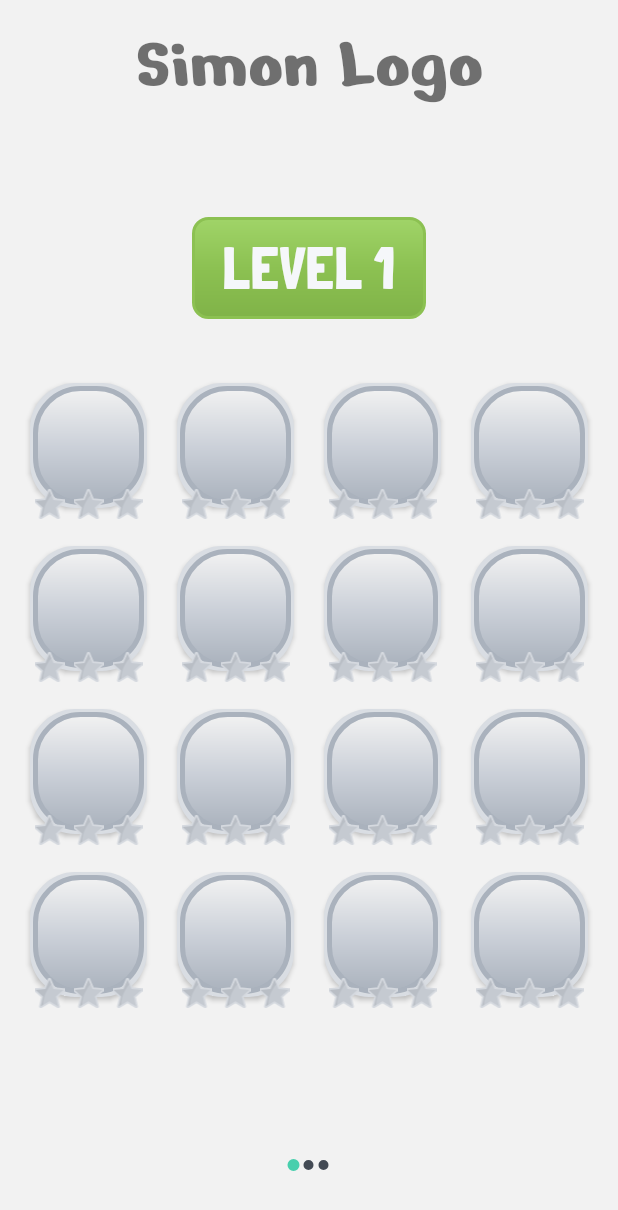
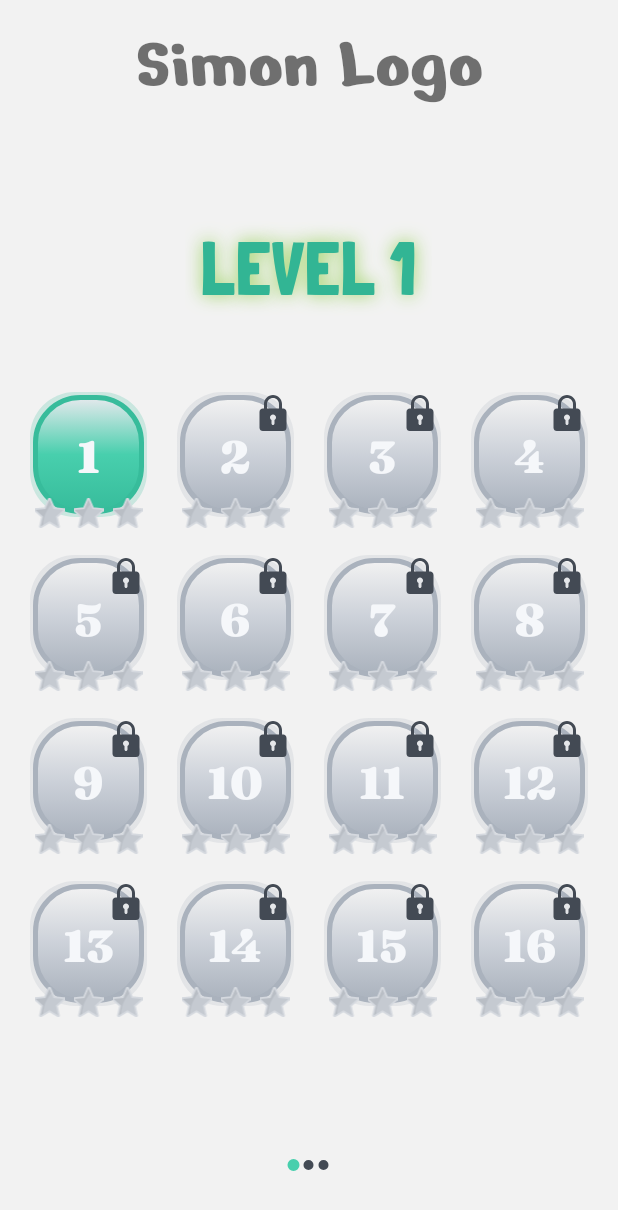
Before and after one commit to chenashkenazi/FinalProject, an Android app: the LevelsFragment screen opened directly, with no data from a screen before it, on a phone screen of 412 x 824 dp. Shown: the top 1210 px of the screen. Run offline under Robolectric (Android 15) with nearby library versions, the phone set to English and light mode, and no system bars.

Commit message:
הוספתי כמה דברים

```diff
--- a/app/src/main/java/com/example/finalproject/Level.java
+++ b/app/src/main/java/com/example/finalproject/Level.java
@@ -7,11 +7,9 @@ public class Level implements Parcelable {
 
     private String title;
     private SubLevel[] subLevels;
-    private boolean isLocked;
 
     public Level(String title) {
         this.title = title;
-        isLocked = true;
     }
 
     public String getTitle() {
@@ -28,14 +26,6 @@ public class Level implements Parcelable {
 
     public void setSubLevels(SubLevel[] subLevels) {
         this.subLevels = subLevels;
-    }
-
-    public boolean isLocked() {
-        return isLocked;
-    }
-
-    public void setLocked(boolean locked) {
-        isLocked = locked;
     }
 
     protected Level(Parcel in) {
--- a/app/src/main/java/com/example/finalproject/LevelsFragment.java
+++ b/app/src/main/java/com/example/finalproject/LevelsFragment.java
@@ -1,6 +1,7 @@
 package com.example.finalproject;
 
 import android.content.Context;
+import android.graphics.drawable.Drawable;
 import android.os.Bundle;
 import android.view.LayoutInflater;
 import android.view.View;
@@ -15,7 +16,10 @@ import android.widget.Toast;
 
 import androidx.annotation.NonNull;
 import androidx.annotation.Nullable;
+import androidx.core.content.ContextCompat;
 import androidx.fragment.app.Fragment;
+
+import java.util.Objects;
 
 /*Here we're going to create the fragment for each level.
  each level will contains:
@@ -55,7 +59,11 @@ public class LevelsFragment extends Fragment{
     private GridView gridView;
     private Level level;
 
-    private final String[] levels = {"1","2","3","4","5","6","7","8","9","10","11","12","13","14","15","16"};
+    //private final String[] levels = {"1","2","3","4","5","6","7","8","9","10","11","12","13","14","15","16"};
+
+    private final SubLevel[] subLevels = new SubLevel[16];
+
+    private int number_of_subLevels_completed = 0;
 
     //creating a new fragment instance
     public static LevelsFragment getInstance(Level level){
@@ -85,6 +93,16 @@ public class LevelsFragment extends Fragment{
             //set our global Level object
             level = getArguments().getParcelable("level");
         }
+
+        for (int i=0 ; i<16 ; i++){
+            subLevels[i] = new SubLevel(i);
+        }
+        /*subLevels[0].setComplete(true);
+        subLevels[0].setStars(1);
+        subLevels[1].setComplete(true);
+        subLevels[1].setStars(3);
+        subLevels[2].setComplete(true);
+        subLevels[2].setStars(2);*/
     }
 
     @Nullable
@@ -117,9 +135,15 @@ public class LevelsFragment extends Fragment{
                     //..
                     //לשלוח ל-SimonLevel1 את מספר השלב (INT) הנוכחי לפי ה-title
                     //מקבלת בחזרה את כמות הכוכבים
+
+                    //if subLevel completed:
+                    subLevels[number_of_subLevels_completed].setStars(1); //1-3
+                    level.setSubLevels(subLevels);
+                    //number_of_subLevels_completed++;
+                    init();
+
                 }
             });
-
         }
     }
 
@@ -130,7 +154,7 @@ public class LevelsFragment extends Fragment{
     private class CustomAdapter extends BaseAdapter {
         @Override
         public int getCount() {
-            return levels.length;
+            return 16;
         }
 
         @Override
@@ -152,12 +176,37 @@ public class LevelsFragment extends Fragment{
             ImageView star2Iv = (ImageView)view1.findViewById(R.id.second_star);
             ImageView star3Iv = (ImageView)view1.findViewById(R.id.third_star);
 
-            if (level.isLocked()){
+            int level_number = i+1;
 
-            } else{
-                levelBtn.setText(levels[i]);
+            levelBtn.setText(level_number+"");
+
+            int stars = subLevels[i].getStars();
+            if (stars == 1) {
+                star1Iv.setActivated(true);
+            }
+            if (stars == 2) {
+                star1Iv.setActivated(true);
+                star2Iv.setActivated(true);
+            }
+            if (stars == 3) {
+                star1Iv.setActivated(true);
+                star2Iv.setActivated(true);
+                star3Iv.setActivated(true);
             }
 
+            if (level.getTitle().equals("LEVEL 1")) {
+                if (i > 0 && i < 15 && subLevels[i - 1].isComplete() && !subLevels[i + 1].isComplete()) {
+                    levelBtn.setActivated(true);
+                } else if (i == 0 && !subLevels[0].isComplete() && !subLevels[1].isComplete()) {
+                    levelBtn.setActivated(true);
+                } else if (i == 15 && subLevels[14].isComplete() && !subLevels[15].isComplete()) {
+                    levelBtn.setActivated(true);
+                }
+                if (subLevels[i].isComplete()) {
+                    levelBtn.setActivated(false);
+                    levelBtn.setSelected(true);
+                }
+            }
 
             return view1;
         }
--- a/app/src/main/java/com/example/finalproject/SimonLevel1.java
+++ b/app/src/main/java/com/example/finalproject/SimonLevel1.java
@@ -17,8 +17,6 @@ public class SimonLevel1 extends AppCompatActivity {
     ImageView leftBottom;
     ImageView rightTop;
     ImageView rightBottom;
-
-    //private Simon simon;
 
     /*
     מגדיר את MAX לפי:
--- a/app/src/main/res/drawable-anydpi/ic_lock.xml
+++ b/app/src/main/res/drawable-anydpi/ic_lock.xml
@@ -3,8 +3,8 @@
     android:height="24dp"
     android:viewportWidth="24"
     android:viewportHeight="24"
-    android:tint="#333333"
-    android:alpha="0.6">
+    android:tint="@color/dark_gray_dark"
+    android:alpha="1">
   <path
       android:fillColor="#FF000000"
       android:pathData="m18.75,9h-0.75v-3c0,-3.309 -2.691,-6 -6,-6s-6,2.691 -6,6v3h-0.75c-1.24,0 -2.25,1.009 -2.25,2.25v10.5c0,1.241 1.01,2.25 2.25,2.25h13.5c1.24,0 2.25,-1.009 2.25,-2.25v-10.5c0,-1.241 -1.01,-2.25 -2.25,-2.25zM8,6c0,-2.206 1.794,-4 4,-4s4,1.794 4,4v3h-8zM13,16.722v2.278c0,0.552 -0.447,1 -1,1s-1,-0.448 -1,-1v-2.278c-0.595,-0.347 -1,-0.985 -1,-1.722 0,-1.103 0.897,-2 2,-2s2,0.897 2,2c0,0.737 -0.405,1.375 -1,1.722z"/>
--- a/app/src/main/res/drawable/levels_button_cell_completed_selector.xml
+++ b/app/src/main/res/drawable/levels_button_cell_completed_selector.xml
@@ -5,8 +5,8 @@
             <item>
                 <shape android:shape="rectangle">
                     <gradient
-                        android:startColor="@color/light_gray_dark"
-                        android:endColor="?attr/colorPrimaryVariant"
+                        android:startColor="?attr/colorOnBackground"
+                        android:endColor="?attr/colorSecondaryVariant"
                         android:type="radial"
                         android:gradientRadius="200dp"/>
                     <padding android:bottom="2dp"
@@ -19,12 +19,12 @@
 
             <item>
                 <shape android:shape="rectangle">
-                    <gradient android:startColor="?attr/colorOnBackground"
-                        android:centerColor="?attr/colorPrimary"
-                        android:endColor="?attr/colorPrimaryVariant"
+                    <gradient android:startColor="@color/light_gray_dark"
+                        android:centerColor="?attr/colorSecondary"
+                        android:endColor="?attr/colorSecondaryVariant"
                         android:angle="270"/>
                     <corners android:radius="30dp"/>
-                    <stroke android:color="?attr/colorPrimaryVariant"
+                    <stroke android:color="?attr/colorSecondaryVariant"
                         android:width="3dp"/>
                 </shape>
             </item>
@@ -37,9 +37,9 @@
                 <shape android:shape="rectangle">
                     <gradient
                         android:startColor="?attr/colorOnBackground"
-                        android:endColor="?attr/colorPrimaryVariant"
+                        android:endColor="?attr/colorSecondaryVariant"
                         android:type="radial"
-                        android:gradientRadius="80dp"/>
+                        android:gradientRadius="200dp"/>
                     <padding android:bottom="2dp"
                         android:top="2dp"
                         android:right="2dp"
@@ -50,7 +50,7 @@
 
             <item>
                 <shape android:shape="rectangle">
-                    <stroke android:color="@color/mint_darker"
+                    <stroke android:color="@color/grass_darker"
                         android:width="3dp"/>
                     <padding android:bottom="5dp"
                         android:right="3dp"
@@ -60,9 +60,9 @@
             </item>
             <item>
                 <shape android:shape="rectangle">
-                    <gradient android:startColor="?attr/colorPrimary"
-                        android:endColor="@color/mint_darker"
-                        android:angle="90"/>
+                    <gradient android:startColor="?attr/colorSecondary"
+                        android:endColor="@color/grass_darker"
+                        android:angle="45"/>
                     <corners android:radius="30dp"/>
                 </shape>
             </item>
--- a/app/src/main/res/drawable/levels_button_cell_locked_shape.xml
+++ b/app/src/main/res/drawable/levels_button_cell_locked_shape.xml
@@ -3,7 +3,7 @@
     <item>
         <shape android:shape="rectangle">
             <gradient
-                android:startColor="@color/light_gray_dark"
+                android:startColor="?attr/colorOnBackground"
                 android:endColor="@color/medium_gray_dark"
                 android:type="radial"
                 android:gradientRadius="200dp"/>
@@ -17,7 +17,7 @@
 
     <item>
         <shape android:shape="rectangle">
-            <gradient android:startColor="?attr/colorOnBackground"
+            <gradient android:startColor="@color/background_light"
                 android:centerColor="@color/medium_gray_light"
                 android:endColor="@color/medium_gray_dark"
                 android:angle="270"/>
@@ -27,4 +27,11 @@
         </shape>
     </item>
 
+    <item android:drawable="@drawable/ic_lock"
+        android:width="24dp"
+        android:height="24dp"
+        android:gravity="top|right"/>
+
+
+
 </layer-list>
--- a/app/src/main/res/drawable/levels_button_cell_next_selector.xml
+++ b/app/src/main/res/drawable/levels_button_cell_next_selector.xml
@@ -5,8 +5,8 @@
             <item>
                 <shape android:shape="rectangle">
                     <gradient
-                        android:startColor="@color/light_gray_dark"
-                        android:endColor="?attr/colorSecondaryVariant"
+                        android:startColor="?attr/colorOnBackground"
+                        android:endColor="?attr/colorPrimaryVariant"
                         android:type="radial"
                         android:gradientRadius="200dp"/>
                     <padding android:bottom="2dp"
@@ -19,12 +19,12 @@
 
             <item>
                 <shape android:shape="rectangle">
-                    <gradient android:startColor="?attr/colorOnBackground"
-                        android:centerColor="?attr/colorSecondary"
-                        android:endColor="?attr/colorSecondaryVariant"
+                    <gradient android:startColor="@color/light_gray_dark"
+                        android:centerColor="?attr/colorPrimary"
+                        android:endColor="?attr/colorPrimaryVariant"
                         android:angle="270"/>
                     <corners android:radius="30dp"/>
-                    <stroke android:color="?attr/colorSecondaryVariant"
+                    <stroke android:color="?attr/colorPrimaryVariant"
                         android:width="3dp"/>
                 </shape>
             </item>
@@ -37,7 +37,7 @@
                 <shape android:shape="rectangle">
                     <gradient
                         android:startColor="?attr/colorOnBackground"
-                        android:endColor="?attr/colorSecondaryVariant"
+                        android:endColor="?attr/colorPrimaryVariant"
                         android:type="radial"
                         android:gradientRadius="80dp"/>
                     <padding android:bottom="2dp"
@@ -50,7 +50,7 @@
 
             <item>
                 <shape android:shape="rectangle">
-                    <stroke android:color="@color/grass_darker"
+                    <stroke android:color="@color/mint_darker"
                         android:width="3dp"/>
                     <padding android:bottom="5dp"
                         android:right="3dp"
@@ -60,9 +60,9 @@
             </item>
             <item>
                 <shape android:shape="rectangle">
-                    <gradient android:startColor="?attr/colorSecondary"
-                        android:endColor="@color/grass_darker"
-                        android:angle="90"/>
+                    <gradient android:startColor="?attr/colorPrimary"
+                        android:endColor="@color/mint_darker"
+                        android:angle="45"/>
                     <corners android:radius="30dp"/>
                 </shape>
             </item>
--- a/app/src/main/res/drawable/levels_button_cell_selector.xml
+++ b/app/src/main/res/drawable/levels_button_cell_selector.xml
@@ -1,14 +1,6 @@
 <?xml version="1.0" encoding="utf-8"?>
 <selector xmlns:android="http://schemas.android.com/apk/res/android">
-
-    <!--state_first for locked levels-->
-    <item android:state_first="true" android:drawable="@drawable/levels_button_cell_locked_shape"/>
-
-    <!--state_middle for the next level-->
-    <item android:state_middle="true" android:drawable="@drawable/levels_button_cell_next_selector"/>
-
-    <!--state_last for completed levels-->
-    <item android:state_last="true" android:drawable="@drawable/levels_button_cell_completed_selector"/>
-
-
+    <item android:state_activated="false" android:state_selected="false" android:drawable="@drawable/levels_button_cell_locked_shape"/>
+    <item android:state_activated="true" android:drawable="@drawable/levels_button_cell_next_selector"/>
+    <item android:state_selected="true" android:drawable="@drawable/levels_button_cell_completed_selector"/>
 </selector>
--- a/app/src/main/res/drawable/levels_selector_star.xml
+++ b/app/src/main/res/drawable/levels_selector_star.xml
@@ -1,8 +1,8 @@
 <?xml version="1.0" encoding="utf-8"?>
 <selector xmlns:android="http://schemas.android.com/apk/res/android">
 
-    <item android:drawable="@drawable/ic_star_off" android:state_active="false"/>
+    <item android:drawable="@drawable/ic_star_off" android:state_activated="false"/>
 
-    <item android:drawable="@drawable/ic_star_on" android:state_active="true"/>
+    <item android:drawable="@drawable/ic_star_on" android:state_activated="true"/>
 
 </selector>
--- a/app/src/main/res/drawable/levels_title_shape.xml
+++ b/app/src/main/res/drawable/levels_title_shape.xml
@@ -15,7 +15,7 @@
         </shape>
     </item>-->
 
-    <item>
+    <!--<item>
         <shape android:shape="rectangle">
             <gradient android:startColor="?attr/colorSecondary"
                 android:centerColor="?attr/colorSecondaryVariant"
@@ -25,5 +25,17 @@
             <stroke android:color="?attr/colorSecondaryVariant"
                 android:width="2dp"/>
         </shape>
+    </item>-->
+
+    <item>
+        <shape android:shape="rectangle">
+            <gradient android:startColor="@color/light_gray_light"
+                android:centerColor="@color/light_gray_dark"
+                android:endColor="@color/medium_gray_light"
+                android:angle="270"/>
+            <corners android:radius="10dp"/>
+            <stroke android:color="@color/light_gray_dark"
+                android:width="2dp"/>
+        </shape>
     </item>
 </layer-list>
--- a/app/src/main/res/layout/activity_main.xml
+++ b/app/src/main/res/layout/activity_main.xml
@@ -61,7 +61,7 @@
             <Button
                 android:layout_width="wrap_content"
                 android:layout_height="wrap_content"
-                android:text="Play"
+                android:text="PLAY"
                 android:id="@+id/play_btn"
                 style="@style/ButtonMainPlay"/>
 
--- a/app/src/main/res/layout/levels_activity.xml
+++ b/app/src/main/res/layout/levels_activity.xml
@@ -27,7 +27,8 @@
             android:layout_height="0dp"
             android:layout_weight="9"
             android:id="@+id/levels_view_pager"
-            android:layout_gravity="center">
+            android:layout_gravity="center"
+            android:layoutDirection="locale">
 
         </androidx.viewpager.widget.ViewPager>
 
--- a/app/src/main/res/layout/levels_fragment.xml
+++ b/app/src/main/res/layout/levels_fragment.xml
@@ -5,7 +5,8 @@
     android:layout_width="wrap_content"
     android:layout_height="wrap_content"
     android:layout_gravity="center"
-    android:gravity="center">
+    android:gravity="center"
+    android:layoutDirection="locale">
 
 
     <TextView
--- /dev/null
+++ b/app/src/main/res/values-v21/themes.xml
@@ -0,0 +1,13 @@
+<?xml version="1.0" encoding="utf-8"?>
+<resources>
+
+    <style name="ButtonsCell" parent="Button">
+        <item name="android:textSize">30sp</item>
+        <item name="android:padding">20dp</item>
+        <item name="android:background">@drawable/levels_button_cell_selector</item>
+        <item name="android:fontFamily">@font/fraunces</item>
+        <item name="android:textColor">@color/light_gray_light</item>
+        <item name="elevation">0dp</item>
+        <item name="android:stateListAnimator">@null</item>
+    </style>
+</resources>
--- a/app/src/main/res/values/colors.xml
+++ b/app/src/main/res/values/colors.xml
@@ -12,14 +12,14 @@
     <color name="sunflower_dark">#F6BB42</color>
     <color name="grass_light">#A0D468</color>
     <color name="grass_dark">#8CC152</color>
-    <color name="grass_darker">#80B348</color>
+    <color name="grass_darker">#7DAF45</color>
     <color name="mint_light">#48CFAD</color>
     <color name="mint_dark">#37BC9B</color>
     <color name="mint_darker">#32B594</color>
     <color name="aqua_light">#4FC1E9</color>
     <color name="aqua_dark">#3BAFDA</color>
     <color name="blue_jeans_light">#5D9CEC</color>
-    <color name="blue_jeans_dark">#4A89DC</color>
+    <color name="blue_jeans_dark">#4180D3</color>
     <color name="lavender_light">#AC92EC</color>
     <color name="lavender_dark">#967ADC</color>
     <color name="pink_rose_light">#EC87C0</color>
--- a/app/src/main/res/values/themes.xml
+++ b/app/src/main/res/values/themes.xml
@@ -56,9 +56,10 @@
     <style name="ButtonsCell" parent="Button">
         <item name="android:textSize">30sp</item>
         <item name="android:padding">20dp</item>
-        <item name="android:background">@drawable/levels_button_cell_locked_shape</item>
+        <item name="android:background">@drawable/levels_button_cell_selector</item>
         <item name="android:fontFamily">@font/fraunces</item>
         <item name="android:textColor">@color/light_gray_light</item>
+        <item name="elevation">0dp</item>
     </style>
 
 
@@ -74,15 +75,17 @@
     </style>
 
     <style name="TextViewLevelTitle" parent="TextView">
-        <item name="android:background">@drawable/levels_title_shape</item>
-        <item name="android:textSize">40sp</item>
+        <!--<item name="android:background">@drawable/levels_title_shape</item>-->
+        <item name="android:textSize">50sp</item>
         <item name="android:layout_margin">10dp</item>
         <item name="android:fontFamily">@font/londrina_solid</item>
-        <item name="android:textColor">@color/light_gray_light</item>
+        <item name="android:textColor">@color/mint_darker</item>
         <item name="android:paddingTop">10dp</item>
         <item name="android:paddingBottom">10dp</item>
         <item name="android:paddingStart">20dp</item>
         <item name="android:paddingEnd">20dp</item>
+        <item name="android:shadowColor">@color/grass_light</item>
+        <item name="android:shadowRadius">15</item>
     </style>
 
 
```
Also changed, not shown: app/src/main/java/com/example/finalproject/Simon.java (deleted, +0 -14 lines), app/src/main/res/drawable/button_play_selector.xml (+11 -11 lines), app/src/main/res/drawable/button_reset_selector.xml (+4 -4 lines).
